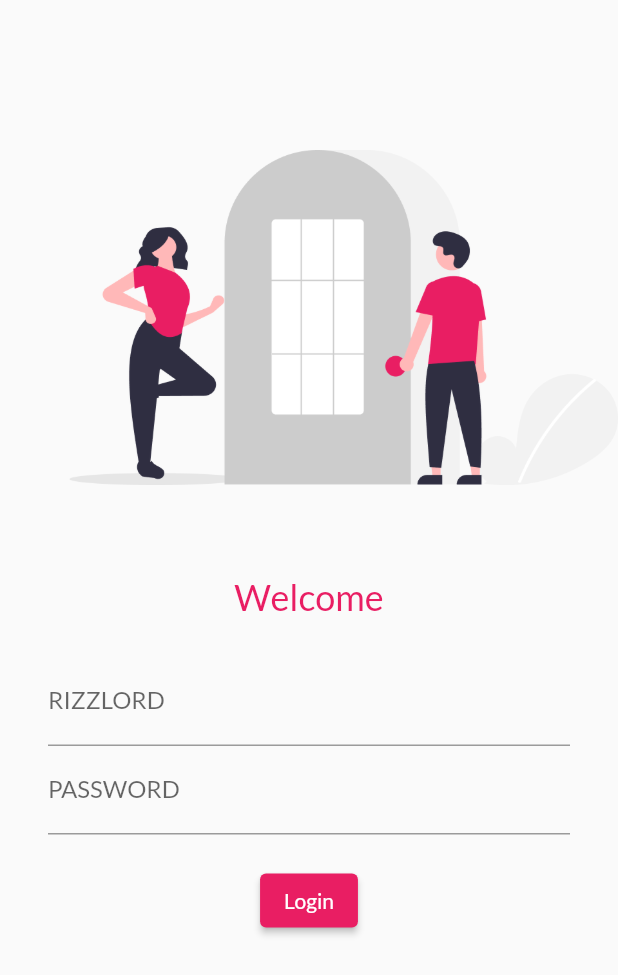
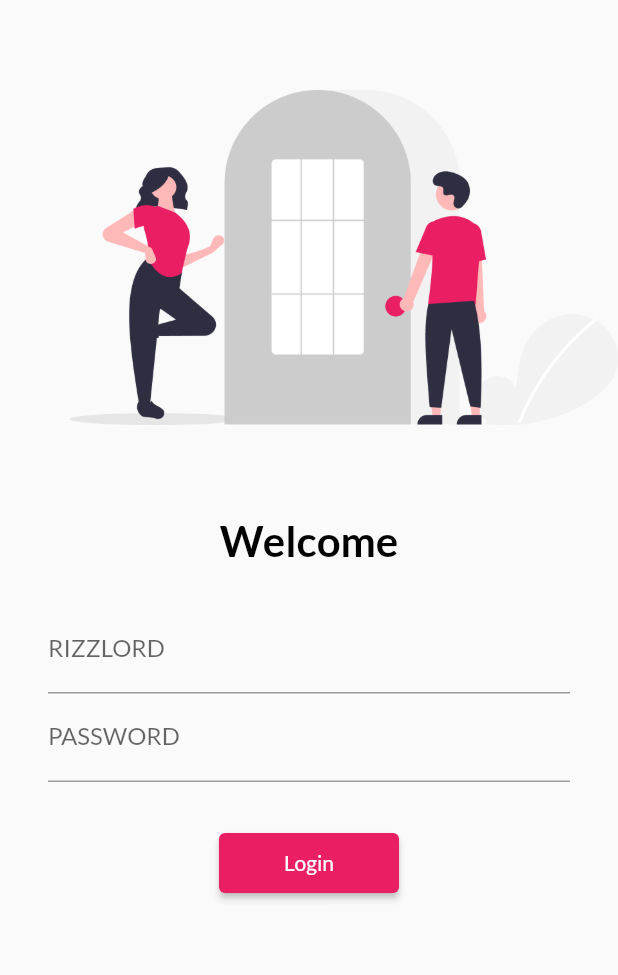
Before and after one commit to SakshxmSingh/Flutter_Trial, a Flutter app: the screen it shows after launch, on a phone screen of 412 x 824 dp. Shown: the top 975 px of the screen. Run offline on Flutter 3.47's test engine with Material 2 defaults, Android fonts, the phone set to English and light mode, and no system bars; our stand-ins replace google_fonts.

Commit message:
chapter5

```diff
--- a/lib/pages/login_page.dart
+++ b/lib/pages/login_page.dart
@@ -1,4 +1,4 @@
-// ignore_for_file: prefer_const_constructors
+// ignore_for_file: prefer_const_constructors, sort_child_properties_last
 
 import 'package:flutter/material.dart';
 
@@ -8,21 +8,23 @@ class LoginPage extends StatelessWidget {
   @override
   Widget build(BuildContext context) {
     return Material(
+      child: SingleChildScrollView(
         child: Column(
           // ignore: prefer_const_literals_to_create_immutables
           children: [
             SizedBox(
-            height: 100,
+              height: 60,
             ),
-          Image.asset("assets/images/login.png",fit: BoxFit.cover,),
+            Image.asset("assets/images/login.png",fit: BoxFit.cover, ),
             SizedBox(
               height: 60,
             ),
             Text(
                 "Welcome",
                 style: TextStyle(
-                fontSize: 24,
-                color: Colors.pink,
+                  fontSize: 28,
+                  color: Colors.black,
+                  fontWeight: FontWeight.bold
                 ),
               ),
             SizedBox(
@@ -47,18 +49,20 @@ class LoginPage extends StatelessWidget {
                     ),
                   ),
                   SizedBox(
-                  height: 20,
+                    height: 30,
                   ),
                   ElevatedButton(
                     onPressed: (){
                     },
                     child: Text("Login"),
-                  style: TextButton.styleFrom(),)
+                    style: TextButton.styleFrom(minimumSize: Size(120, 40)),
+                    )
                 ],
               ),
             ),
           ],
         ),
+      ),
       );
   }
 }
```
Lines whose indentation alone changed are shown as unchanged.
